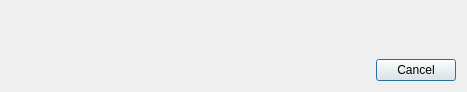
Old version of the form dialogcreateviewmodel.ui in the repository horsicq/archive_widget.
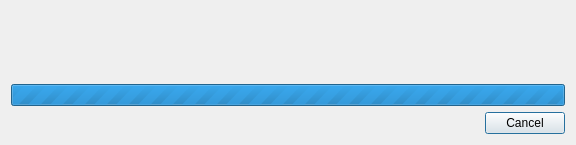
New version of the form.

What changed in the file:
```diff
--- a/dialogcreateviewmodel.ui
+++ b/dialogcreateviewmodel.ui
@@ -9,8 +9,8 @@
    <rect>
     <x>0</x>
     <y>0</y>
-    <width>467</width>
-    <height>92</height>
+    <width>576</width>
+    <height>145</height>
    </rect>
   </property>
   <property name="windowTitle">
@@ -21,17 +21,103 @@
   </property>
   <layout class="QVBoxLayout" name="verticalLayout">
    <item>
-    <spacer name="verticalSpacer">
-     <property name="orientation">
-      <enum>Qt::Vertical</enum>
+    <layout class="QHBoxLayout" name="horizontalLayout_2">
+     <item>
+      <spacer name="horizontalSpacer_2">
+       <property name="orientation">
+        <enum>Qt::Horizontal</enum>
+       </property>
+       <property name="sizeHint" stdset="0">
+        <size>
+         <width>40</width>
+         <height>20</height>
+        </size>
+       </property>
+      </spacer>
+     </item>
+     <item>
+      <widget class="QLabel" name="labelTotal">
+       <property name="minimumSize">
+        <size>
+         <width>70</width>
+         <height>0</height>
+        </size>
+       </property>
+       <property name="maximumSize">
+        <size>
+         <width>70</width>
+         <height>16777215</height>
+        </size>
+       </property>
+       <property name="frameShape">
+        <enum>QFrame::NoFrame</enum>
+       </property>
+       <property name="text">
+        <string/>
+       </property>
+       <property name="alignment">
+        <set>Qt::AlignCenter</set>
+       </property>
+      </widget>
+     </item>
+     <item>
+      <widget class="QLabel" name="labelCurrent">
+       <property name="minimumSize">
+        <size>
+         <width>70</width>
+         <height>0</height>
+        </size>
+       </property>
+       <property name="maximumSize">
+        <size>
+         <width>70</width>
+         <height>16777215</height>
+        </size>
+       </property>
+       <property name="frameShape">
+        <enum>QFrame::NoFrame</enum>
+       </property>
+       <property name="text">
+        <string/>
+       </property>
+       <property name="alignment">
+        <set>Qt::AlignCenter</set>
+       </property>
+      </widget>
+     </item>
+    </layout>
+   </item>
+   <item>
+    <widget class="QLabel" name="labelCurrentStatus">
+     <property name="frameShape">
+      <enum>QFrame::NoFrame</enum>
      </property>
-     <property name="sizeHint" stdset="0">
-      <size>
-       <width>20</width>
-       <height>40</height>
-      </size>
+     <property name="frameShadow">
+      <enum>QFrame::Plain</enum>
      </property>
-    </spacer>
+     <property name="text">
+      <string/>
+     </property>
+     <property name="alignment">
+      <set>Qt::AlignLeading|Qt::AlignLeft|Qt::AlignVCenter</set>
+     </property>
+    </widget>
+   </item>
+   <item>
+    <widget class="QProgressBar" name="progressBarTotal">
+     <property name="maximum">
+      <number>0</number>
+     </property>
+     <property name="value">
+      <number>0</number>
+     </property>
+     <property name="alignment">
+      <set>Qt::AlignCenter</set>
+     </property>
+     <property name="format">
+      <string notr="true">%v/%m</string>
+     </property>
+    </widget>
    </item>
    <item>
     <layout class="QHBoxLayout" name="horizontalLayout">
```
